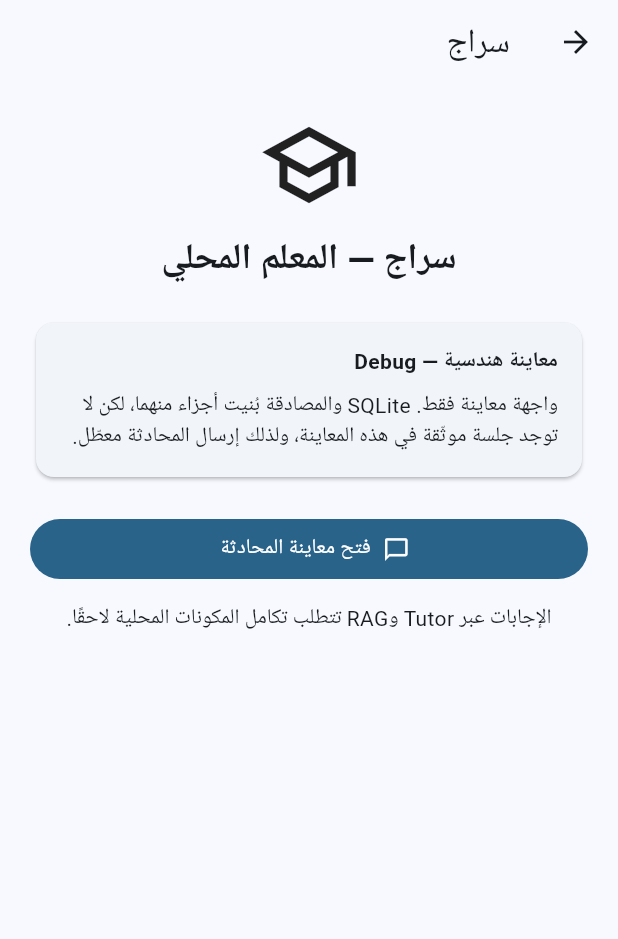
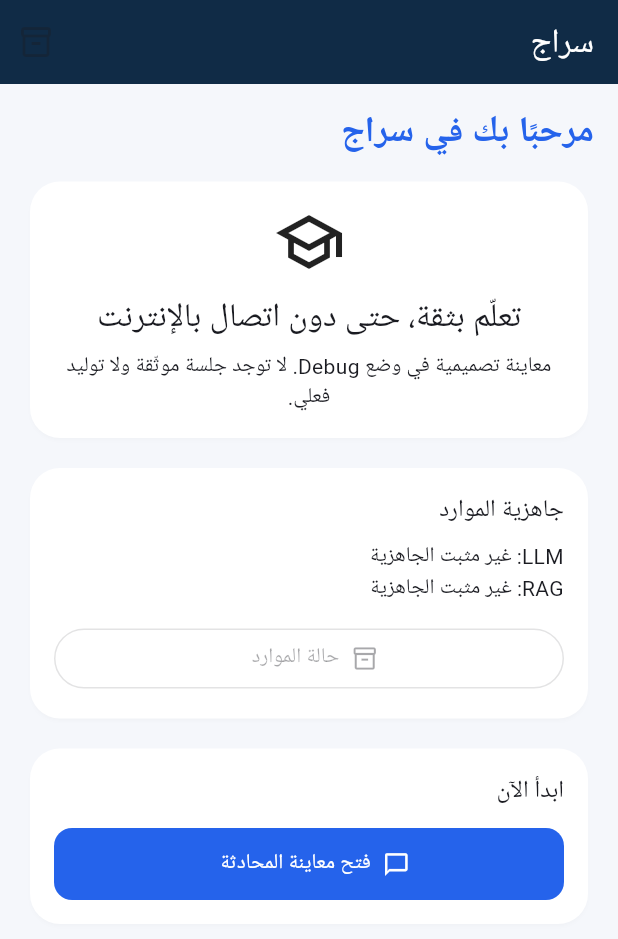
Before and after one commit to shehab5552/siraj-codex, a Flutter app: the HomePage screen opened directly, on a phone screen of 412 x 824 dp. Shown: the top 939 px of the screen. Run offline on Flutter 3.47's test engine with Material 3 defaults, Android fonts, the phone set to English and light mode, and no system bars; our stand-ins replace drift, drift_flutter; missing offline and left inert: cryptography; accounts and stored records are empty; generated files the repository leaves out were written again.

Commit message:
feat(ui): introduce V2 design tokens, shared components and responsive shell

```diff
--- /dev/null
+++ b/lib/core/design/siraj_design.dart
@@ -0,0 +1,79 @@
+import 'package:flutter/material.dart';
+
+abstract final class SirajPalette {
+  static const navy = Color(0xFF102B46);
+  static const blue = Color(0xFF2563EB);
+  static const teal = Color(0xFF0D9488);
+  static const background = Color(0xFFF5F7FB);
+}
+
+abstract final class SirajSpacing {
+  static const x1 = 4.0;
+  static const x2 = 8.0;
+  static const x3 = 12.0;
+  static const x4 = 16.0;
+  static const x5 = 20.0;
+  static const x6 = 24.0;
+}
+
+abstract final class SirajRadius {
+  static const card = 20.0;
+  static const field = 12.0;
+}
+
+abstract final class SirajBreakpoints {
+  static const compact = 600.0;
+  static const expanded = 900.0;
+}
+
+abstract final class SirajTheme {
+  static ThemeData light() => _create(Brightness.light);
+  static ThemeData dark() => _create(Brightness.dark);
+
+  static ThemeData _create(Brightness brightness) {
+    final dark = brightness == Brightness.dark;
+    final scheme = ColorScheme.fromSeed(
+      seedColor: SirajPalette.blue,
+      brightness: brightness,
+    ).copyWith(
+      primary: dark ? const Color(0xFF8CB6FF) : SirajPalette.blue,
+      secondary: dark ? const Color(0xFF55C5B8) : SirajPalette.teal,
+      surface: dark ? const Color(0xFF182A3C) : Colors.white,
+      error: dark ? const Color(0xFFFB8FA0) : const Color(0xFFBF3344),
+    );
+    return ThemeData(
+      useMaterial3: true,
+      colorScheme: scheme,
+      scaffoldBackgroundColor: dark ? const Color(0xFF101D2B) : SirajPalette.background,
+      appBarTheme: AppBarTheme(
+        backgroundColor: dark ? const Color(0xFF182A3C) : SirajPalette.navy,
+        foregroundColor: Colors.white,
+        centerTitle: false,
+      ),
+      cardTheme: CardThemeData(
+        color: scheme.surface,
+        elevation: 1,
+        shadowColor: Colors.black.withValues(alpha: .08),
+        shape: RoundedRectangleBorder(borderRadius: BorderRadius.circular(SirajRadius.card)),
+      ),
+      inputDecorationTheme: InputDecorationTheme(
+        border: OutlineInputBorder(borderRadius: BorderRadius.circular(SirajRadius.field)),
+        contentPadding: const EdgeInsets.symmetric(horizontal: 16, vertical: 14),
+      ),
+      filledButtonTheme: FilledButtonThemeData(
+        style: FilledButton.styleFrom(
+          minimumSize: const Size(48, 48),
+          shape: RoundedRectangleBorder(borderRadius: BorderRadius.circular(12)),
+        ),
+      ),
+      textButtonTheme: TextButtonThemeData(
+        style: TextButton.styleFrom(minimumSize: const Size(48, 48)),
+      ),
+      navigationBarTheme: NavigationBarThemeData(
+        backgroundColor: scheme.surface,
+        indicatorColor: scheme.primaryContainer,
+      ),
+      visualDensity: VisualDensity.standard,
+    );
+  }
+}
--- a/lib/features/home/home_page.dart
+++ b/lib/features/home/home_page.dart
@@ -1,71 +1,62 @@
 import 'package:flutter/material.dart';
+import '../../app/app_routes.dart';
+import '../../core/design/siraj_components.dart';
+import '../../core/design/siraj_design.dart';
 
-import '../../app/app_routes.dart';
-
-/// Debug preview when [onOpenChat] is null; otherwise entered only after
-/// validating the encrypted marker and its matching SQLite nonce.
+/// No session means an explicitly limited debug preview only.
 class HomePage extends StatelessWidget {
   const HomePage({super.key, this.onOpenChat, this.onOpenResources});
-
   final VoidCallback? onOpenChat;
-
-  /// Supplied only from an authenticated bootstrap. Never use it in preview.
   final VoidCallback? onOpenResources;
 
   @override
   Widget build(BuildContext context) {
     final authenticated = onOpenChat != null;
+    final width = MediaQuery.sizeOf(context).width;
     return Scaffold(
-      appBar: AppBar(title: const Text('سراج')),
-      body: SafeArea(
-        child: ListView(
-          padding: const EdgeInsets.all(20),
-          children: [
-            const Icon(Icons.school_outlined, size: 68),
-            const SizedBox(height: 12),
-            const Text(
-              'سراج — المعلم المحلي',
-              textAlign: TextAlign.center,
-              style: TextStyle(fontSize: 24, fontWeight: FontWeight.bold),
-            ),
-            const SizedBox(height: 20),
-            Card(
-              child: Padding(
-                padding: const EdgeInsets.all(16),
-                child: Column(
-                  crossAxisAlignment: CrossAxisAlignment.start,
-                  children: [
-                    Text(
-                      authenticated
-                          ? 'جلسة محلية موثّقة — B-06'
-                          : 'معاينة هندسية — Debug',
-                      style: const TextStyle(fontWeight: FontWeight.bold),
-                    ),
-                    const SizedBox(height: 8),
-                    Text(
-                      authenticated
-                          ? 'تم التحقق من الجلسة المشفّرة وقاعدة الحساب. '
-                                'حفظ السؤال الأول مدعوم؛ توليد إجابات Local AI/RAG غير مفعّل بعد.'
-                          : 'واجهة معاينة فقط. SQLite والمصادقة بُنيت أجزاء منهما، '
-                                'لكن لا توجد جلسة موثّقة في هذه المعاينة، '
-                                'ولذلك إرسال المحادثة معطّل.',
+      appBar: AppBar(
+        title: const Text('سراج'),
+        actions: [
+          IconButton(
+            tooltip: 'حالة الموارد',
+            onPressed: onOpenResources,
+            icon: const Icon(Icons.inventory_2_outlined),
           ),
         ],
       ),
-              ),
-            ),
-            const SizedBox(height: 20),
-            FilledButton.icon(
-              key: const Key('open-chat'),
-              onPressed:
-                  onOpenChat ??
-                  () => Navigator.of(context).pushNamed(AppRoutes.chat),
-              icon: const Icon(Icons.chat_bubble_outline),
-              label: Text(
-                authenticated ? 'فتح المحادثة' : 'فتح معاينة المحادثة',
-              ),
-            ),
-            if (authenticated && onOpenResources != null) ...[
+      body: SafeArea(
+        child: Center(
+          child: ConstrainedBox(
+            constraints: const BoxConstraints(maxWidth: 850),
+            child: ListView(
+              padding: EdgeInsets.all(width < SirajBreakpoints.compact ? 16 : 24),
+              children: [
+                Text('مرحبًا بك في سراج', style: Theme.of(context).textTheme.headlineSmall?.copyWith(
+                  fontWeight: FontWeight.bold, color: Theme.of(context).colorScheme.primary,
+                )),
+                const SizedBox(height: SirajSpacing.x3),
+                SirajCard(child: Column(
+                  crossAxisAlignment: CrossAxisAlignment.stretch,
+                  children: [
+                    const Icon(Icons.school_outlined, size: 48),
+                    const SizedBox(height: 12),
+                    Text('تعلّم بثقة، حتى دون اتصال بالإنترنت',
+                      style: Theme.of(context).textTheme.titleLarge, textAlign: TextAlign.center),
+                    const SizedBox(height: 8),
+                    Text(authenticated
+                      ? 'تم التحقق من الجلسة المحلية. توليد إجابات AI وRAG غير مفعّل حتى اعتماد مواردهما.'
+                      : 'معاينة تصميمية في وضع Debug. لا توجد جلسة موثّقة ولا توليد فعلي.',
+                      textAlign: TextAlign.center),
+                  ],
+                )),
+                const SizedBox(height: SirajSpacing.x3),
+                SirajCard(child: Column(
+                  crossAxisAlignment: CrossAxisAlignment.stretch,
+                  children: [
+                    Text('جاهزية الموارد', style: Theme.of(context).textTheme.titleMedium),
+                    const SizedBox(height: 8),
+                    const Text('LLM: غير مثبت الجاهزية'),
+                    const Text('RAG: غير مثبت الجاهزية'),
                     const SizedBox(height: 12),
                     OutlinedButton.icon(
                       key: const Key('open-resource-status'),
@@ -74,12 +65,24 @@ class HomePage extends StatelessWidget {
                       label: const Text('حالة الموارد'),
                     ),
                   ],
+                )),
+                const SizedBox(height: SirajSpacing.x3),
+                SirajCard(child: Column(
+                  crossAxisAlignment: CrossAxisAlignment.stretch,
+                  children: [
+                    Text('ابدأ الآن', style: Theme.of(context).textTheme.titleMedium),
                     const SizedBox(height: 12),
-            const Text(
-              'الإجابات عبر Tutor وRAG تتطلب تكامل المكونات المحلية لاحقًا.',
-              textAlign: TextAlign.center,
+                    SirajButton(
+                      key: const Key('open-chat'),
+                      onPressed: onOpenChat ?? () => Navigator.of(context).pushNamed(AppRoutes.chat),
+                      icon: Icons.chat_bubble_outline,
+                      label: authenticated ? 'فتح المحادثة' : 'فتح معاينة المحادثة',
                     ),
                   ],
+                )),
+              ],
+            ),
+          ),
         ),
       ),
     );
```
Also changed, not shown: lib/app/siraj_app.dart (+4 -8 lines), lib/core/design/siraj_components.dart (added, +124 -0 lines), lib/features/home/siraj_main_shell.dart (added, +86 -0 lines), 2 other files. Lines whose indentation alone changed are shown as unchanged.
